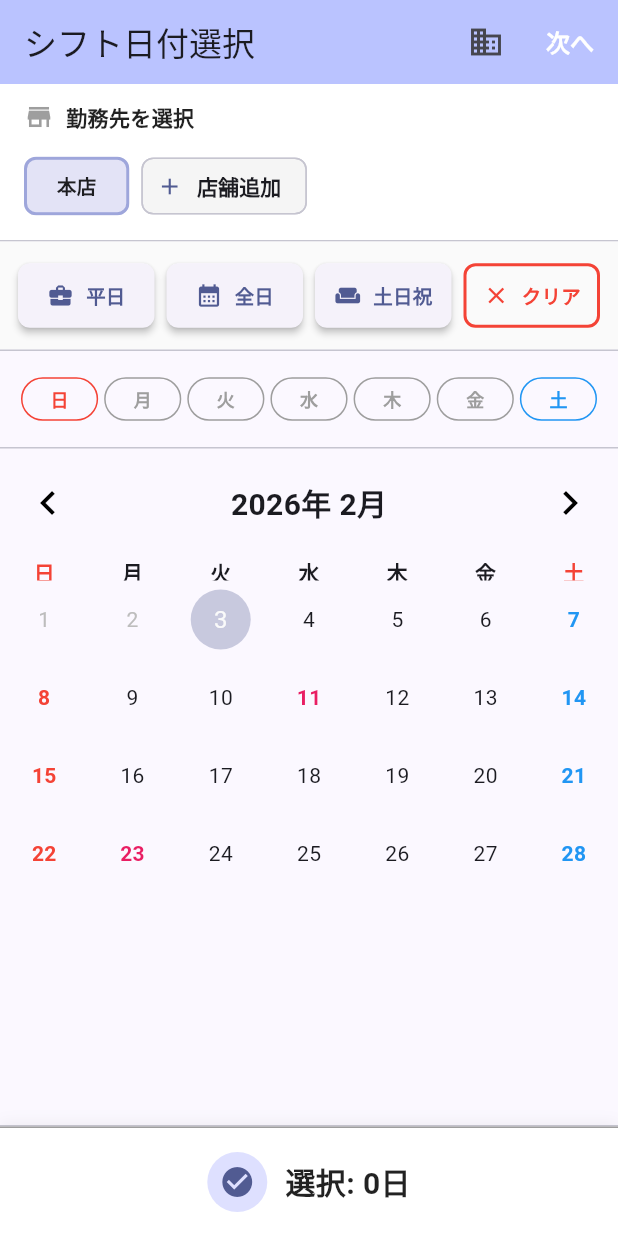
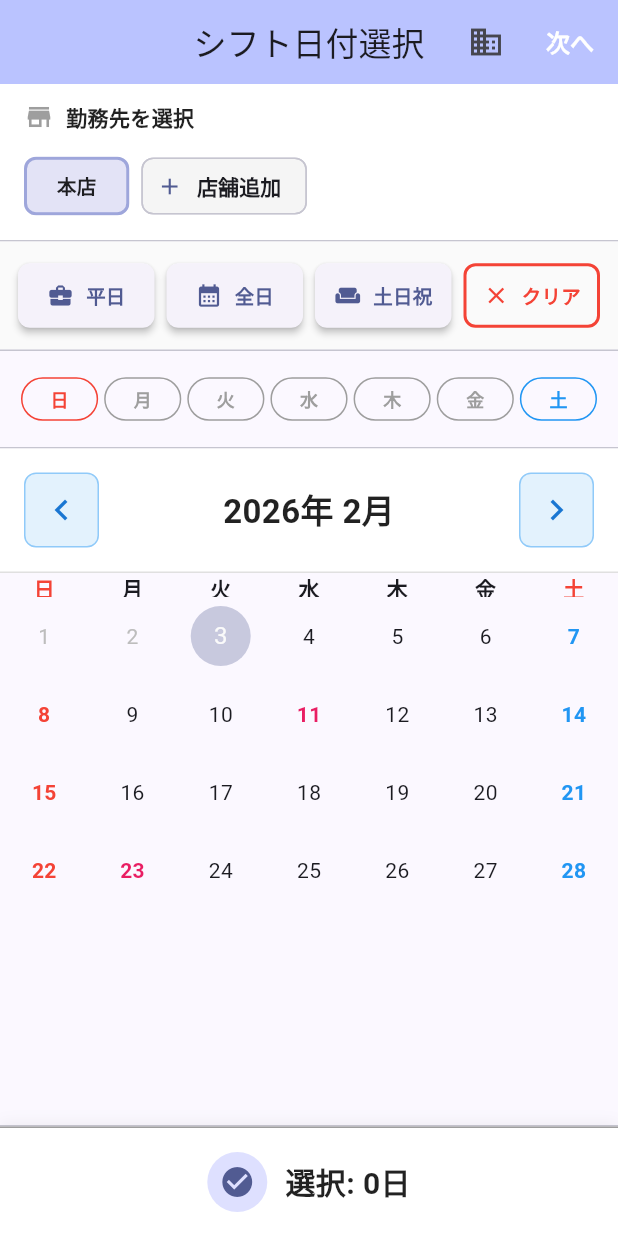
Before and after one commit to musaikun/SxS-Manager-F, a Flutter app: the DateSelectionScreen screen opened directly, on a phone screen of 412 x 824 dp. Run offline on Flutter 3.47's test engine with Material 3 defaults, Android fonts, the phone set to English and light mode, and no system bars; drawn by our look-alikes of table_calendar; our stand-ins replace flutter_riverpod, shared_preferences; accounts and stored records are empty.

Commit message:
fix: 改善点17 - カレンダー操作を矢印ボタンのみに変更、ヘッダー中央配置
- スワイプでの月移動を完全に無効化（availableGestures: none）
- onPageChangedコールバックを削除（不要になったため）
- カスタムヘッダーのデザインを大幅に改善：
  * 矢印ボタンに青色の背景と枠線を追加
  * 過去の月の矢印はグレーアウト表示
  * Expandedを使って年月テキストを確実に中央配置
  * ボタンに丸みを帯びたデザインを適用
  * パディングと区切り線を追加して視認性向上
- AppBarのタイトルを中央配置（centerTitle: true追加）

これにより、月の変更は矢印ボタンのみで行う明確なUIになりました。

```diff
--- a/lib/features/shift/presentation/date_selection_screen.dart
+++ b/lib/features/shift/presentation/date_selection_screen.dart
@@ -228,6 +228,7 @@ class _DateSelectionScreenState extends ConsumerState<DateSelectionScreen> {
     return Scaffold(
       appBar: AppBar(
         title: const Text('シフト日付選択'),
+        centerTitle: true,
         backgroundColor: Theme.of(context).colorScheme.inversePrimary,
         automaticallyImplyLeading: false,
         actions: [
@@ -292,15 +293,8 @@ class _DateSelectionScreenState extends ConsumerState<DateSelectionScreen> {
                 });
               },
 
-              // ページ変更時の処理（月が変わったとき）
-              onPageChanged: (focusedDay) {
-                setState(() {
-                  _focusedDay = focusedDay;
-                });
-              },
-
-              // 横スワイプのみ有効化（縦スクロールでの月変更を無効化）
-              availableGestures: AvailableGestures.horizontalSwipe,
+              // スワイプでの月移動を完全に無効化（矢印ボタンのみで操作）
+              availableGestures: AvailableGestures.none,
 
               // カスタムヘッダー（矢印ボタン付き）
               headerVisible: true,
@@ -823,13 +817,31 @@ class _DateSelectionScreenState extends ConsumerState<DateSelectionScreen> {
     final isPastMonth = displayMonth.isBefore(currentMonth);
 
     return Container(
-      padding: const EdgeInsets.symmetric(vertical: 12, horizontal: 8),
+      padding: const EdgeInsets.symmetric(vertical: 16, horizontal: 16),
+      decoration: BoxDecoration(
+        color: Colors.white,
+        border: Border(
+          bottom: BorderSide(color: Colors.grey.shade300, width: 1),
+        ),
+      ),
       child: Row(
-        mainAxisAlignment: MainAxisAlignment.spaceBetween,
         children: [
           // 前月ボタン
-          IconButton(
-            icon: const Icon(Icons.chevron_left, size: 32),
+          Container(
+            decoration: BoxDecoration(
+              color: isPastMonth ? Colors.grey.shade100 : Colors.blue.shade50,
+              borderRadius: BorderRadius.circular(8),
+              border: Border.all(
+                color: isPastMonth ? Colors.grey.shade300 : Colors.blue.shade200,
+                width: 1,
+              ),
+            ),
+            child: IconButton(
+              icon: Icon(
+                Icons.chevron_left,
+                size: 28,
+                color: isPastMonth ? Colors.grey.shade400 : Colors.blue.shade700,
+              ),
               onPressed: isPastMonth
                   ? null  // 過去の月の場合は無効化
                   : () {
@@ -845,21 +857,39 @@ class _DateSelectionScreenState extends ConsumerState<DateSelectionScreen> {
                         });
                       }
                     },
-            color: isPastMonth ? Colors.grey[300] : Colors.black,
+            ),
           ),
 
-          // 月表示
-          Text(
+          // 月表示（中央配置）
+          Expanded(
+            child: Center(
+              child: Text(
                 '${focusedDay.year}年 ${focusedDay.month}月',
                 style: const TextStyle(
-              fontSize: 20,
+                  fontSize: 22,
                   fontWeight: FontWeight.bold,
+                  color: Colors.black87,
+                ),
+              ),
             ),
           ),
 
           // 次月ボタン
-          IconButton(
-            icon: const Icon(Icons.chevron_right, size: 32),
+          Container(
+            decoration: BoxDecoration(
+              color: Colors.blue.shade50,
+              borderRadius: BorderRadius.circular(8),
+              border: Border.all(
+                color: Colors.blue.shade200,
+                width: 1,
+              ),
+            ),
+            child: IconButton(
+              icon: Icon(
+                Icons.chevron_right,
+                size: 28,
+                color: Colors.blue.shade700,
+              ),
               onPressed: () {
                 setState(() {
                   _focusedDay = DateTime(
@@ -868,7 +898,7 @@ class _DateSelectionScreenState extends ConsumerState<DateSelectionScreen> {
                   );
                 });
               },
-            color: Colors.black,
+            ),
           ),
         ],
       ),
```
Lines whose indentation alone changed are shown as unchanged.
